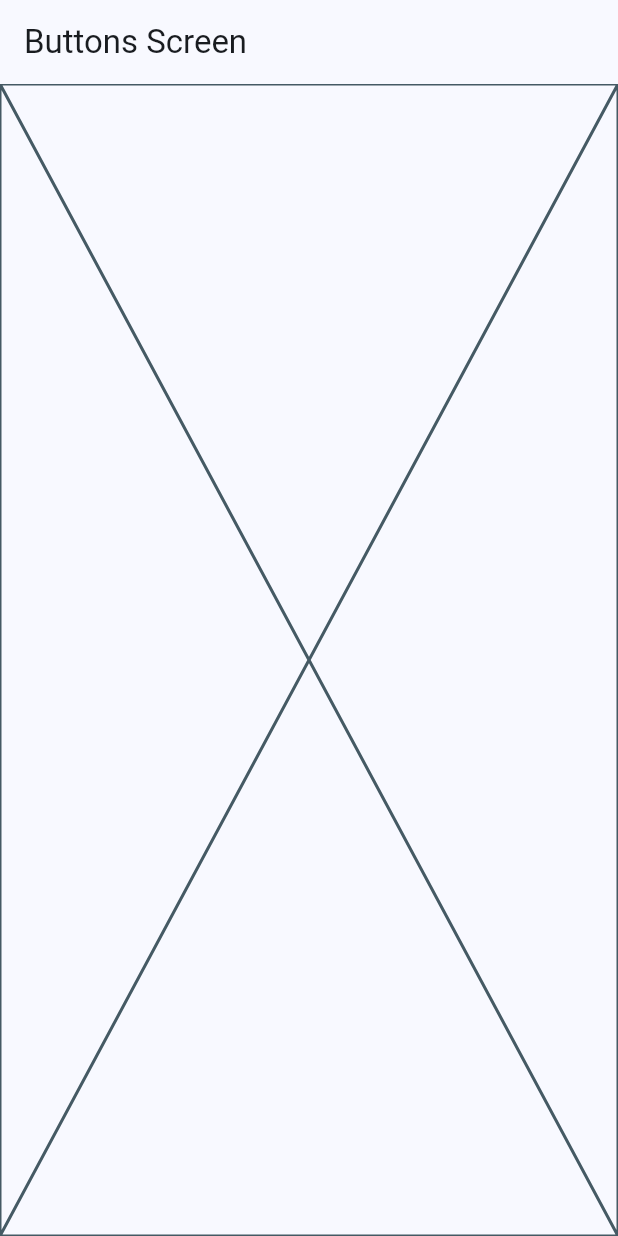
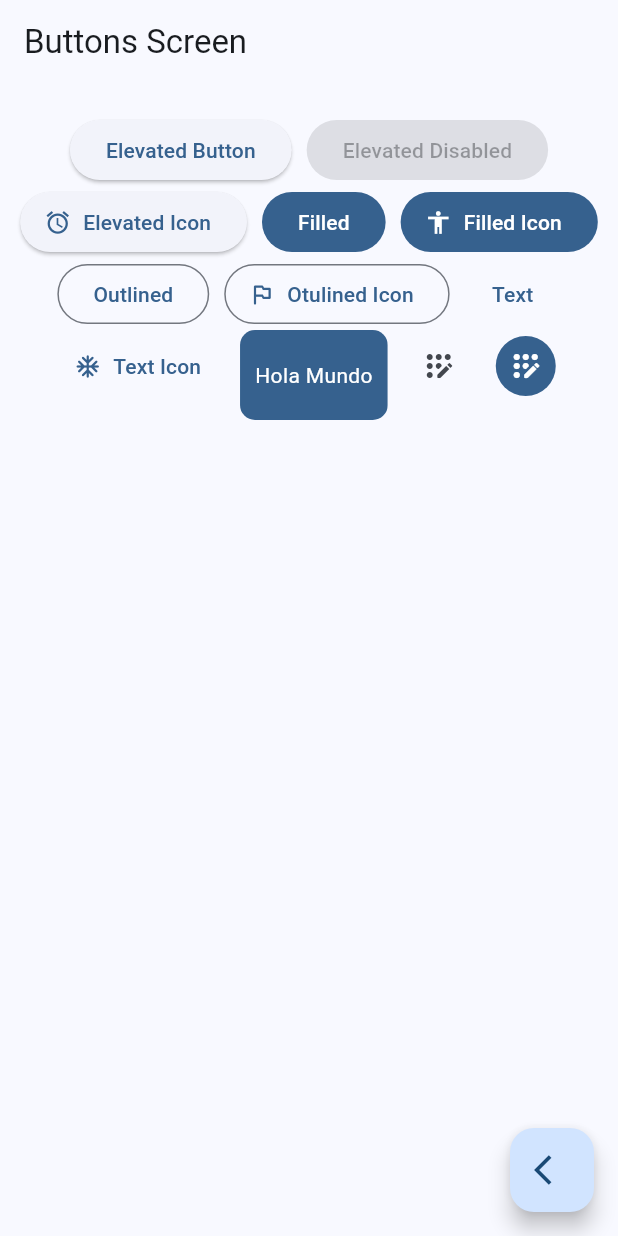
Before and after one commit to EFDEZZ/widgets_app, a Flutter app: the ButtonsScreen screen opened by its route, on a phone screen of 412 x 824 dp. Run offline on Flutter 3.47's test engine with Material 3 defaults, Android fonts, the phone set to English and light mode, and no system bars; our stand-ins replace go_router.

Commit message:
button screen finishied

```diff
--- a/lib/presentation/screens/buttons/buttons_screen.dart
+++ b/lib/presentation/screens/buttons/buttons_screen.dart
@@ -1,4 +1,6 @@
 import 'package:flutter/material.dart';
+import 'package:go_router/go_router.dart';
+import 'package:widgets_app/config/themes/themes.dart';
 
 class ButtonsScreen extends StatelessWidget {
   const ButtonsScreen({super.key});
@@ -9,7 +11,85 @@ class ButtonsScreen extends StatelessWidget {
       appBar: AppBar(
         title: const Text("Buttons Screen"),
       ),
-      body: const Placeholder(),
+      body: const _ButtonsView(),
+      floatingActionButton: FloatingActionButton(onPressed: (){
+        context.pop();
+      }, child: const Icon(Icons.arrow_back_ios),),
     );
   }
 }
+
+class _ButtonsView extends StatelessWidget {
+  const _ButtonsView();
+
+  @override
+  Widget build(BuildContext context) {
+    final colors = Theme.of(context).colorScheme;
+    return SizedBox(
+      width: double.infinity,
+      child: Padding(
+        padding: const EdgeInsets.symmetric(horizontal: 10, vertical: 20),
+        child: Wrap(
+          alignment: WrapAlignment.center,
+          spacing: 10,
+          children: [
+            ElevatedButton(onPressed: (){}, child: const Text("Elevated Button")),
+            const ElevatedButton(onPressed: null, child: Text("Elevated Disabled")),
+            ElevatedButton.icon(
+              onPressed: (){},
+              icon: const Icon(Icons.access_alarm),
+              label: const Text("Elevated Icon")),
+
+            FilledButton(onPressed: (){}, child: const Text("Filled")),
+            FilledButton.icon(
+              onPressed: (){},
+              icon: const Icon(Icons.accessibility_sharp),
+              label: const Text("Filled Icon")),
+
+            OutlinedButton(onPressed: (){}, child: const Text("Outlined")),
+            OutlinedButton.icon(
+              onPressed: (){},
+              icon: const Icon(Icons.outlined_flag_rounded),
+              label: const Text("Otulined Icon")),
+            TextButton(onPressed: (){}, child: const Text("Text")),
+            TextButton.icon(
+              onPressed: (){},
+              icon: const Icon(Icons.ac_unit_rounded),
+              label: const Text("Text Icon")),
+              const CustomButton(),
+            IconButton(onPressed: (){}, icon: const Icon(Icons.app_registration_rounded)),
+            IconButton(
+              onPressed: (){},
+              style: ButtonStyle(
+                backgroundColor: WidgetStatePropertyAll(colors.primary),
+                iconColor: const WidgetStatePropertyAll(Colors.white),
+              ),
+              icon: const Icon(Icons.app_registration_rounded)),
+
+          ],
+        ),
+      ),
+    );
+  }
+}
+
+class CustomButton extends StatelessWidget {
+  const CustomButton({super.key});
+
+  @override
+  Widget build(BuildContext context) {
+    final colors = Theme.of(context).colorScheme;
+    return ClipRRect(
+      borderRadius: BorderRadius.circular(10),
+      child: Material(
+        color: colors.primary,
+        child: InkWell(
+          onTap: (){},
+          child: const Padding(
+            padding: EdgeInsets.symmetric(horizontal: 10, vertical: 20),
+            child: Text("Hola Mundo", style: TextStyle(color:Colors.white),)),
+        ),
+      ),
+    );
+  }
+}
```
